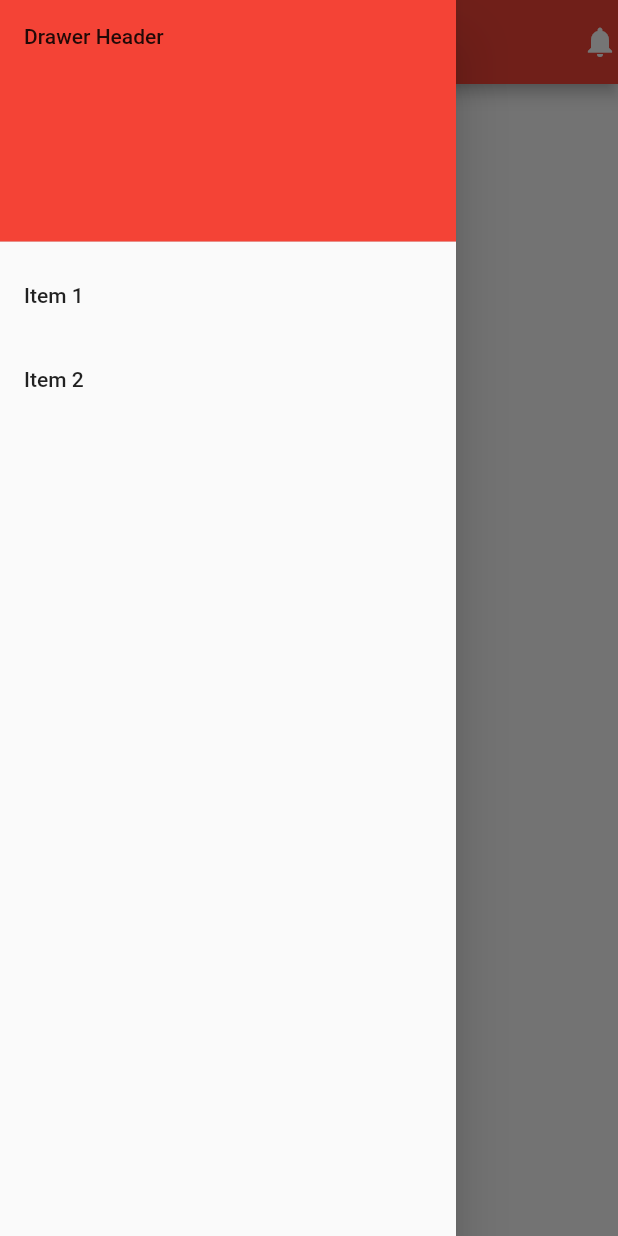
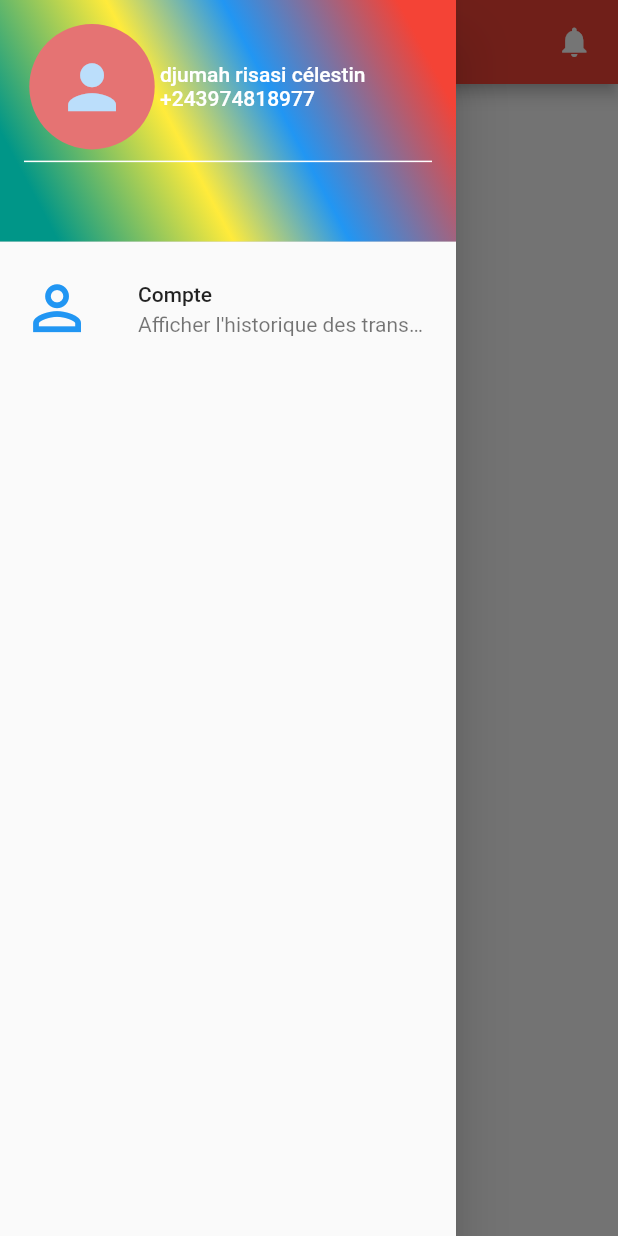
Before and after one commit to djumah-celestin/My-Airtel-Ui-Designs-Clone, a Flutter app: the screen it shows after launch, with the side drawer open, on a phone screen of 412 x 824 dp. Run offline on Flutter 3.47's test engine with Material 2 defaults, Android fonts, the light colour scheme and no system bars; our stand-ins replace flutter_screenutil; project files that could hold a hidden picture were left out.

Commit message:
Drawer implementation

```diff
--- a/lib/main.dart
+++ b/lib/main.dart
@@ -1,11 +1,14 @@
 import 'package:flutter/material.dart';
+import 'package:flutter_screenutil/flutter_screenutil.dart';
 
 void main() => runApp(MyAirtel());
 
 class MyAirtel extends StatelessWidget {
   @override
   Widget build(BuildContext context) {
-    return MaterialApp(
+    return ScreenUtilInit(
+      designSize: Size(360, 690),
+      builder: () => MaterialApp(
         debugShowCheckedModeBanner: false,
         title: 'My Airtel',
         theme: ThemeData(
@@ -17,14 +20,82 @@ class MyAirtel extends StatelessWidget {
               // Important: Remove any padding from the ListView.
               padding: EdgeInsets.zero,
               children: <Widget>[
+                Column(
+                  children: [
                     DrawerHeader(
                       decoration: BoxDecoration(
-                  color: Colors.red,
+                          gradient: LinearGradient(
+                        begin: Alignment.topRight,
+                        end: Alignment.bottomLeft,
+                        stops: [0.1, 0.4, 0.6, 0.9],
+                        colors: [
+                          Colors.red,
+                          Colors.blue,
+                          Colors.yellow,
+                          Colors.teal,
+                        ],
+                      )),
+                      child: Column(
+                        crossAxisAlignment: CrossAxisAlignment.start,
+                        children: [
+                          Row(
+                            children: [
+                              Expanded(
+                                flex: 1,
+                                child: CircleAvatar(
+                                  backgroundColor: Colors.red[300],
+                                  child: Icon(
+                                    Icons.person,
+                                    size: ScreenUtil().setHeight(40),
                                   ),
-                child: Text('Drawer Header'),
+                                  maxRadius: ScreenUtil().setHeight(35.0),
                                 ),
-              ListTile(
-                title: Text('Item 1'),
+                              ),
+                              Expanded(
+                                  flex: 2,
+                                  child: Column(
+                                    crossAxisAlignment:
+                                        CrossAxisAlignment.start,
+                                    mainAxisAlignment:
+                                        MainAxisAlignment.spaceBetween,
+                                    children: [
+                                      Text("djumah risasi célestin",
+                                          style: TextStyle(
+                                            color: Colors.white,
+                                          )),
+                                      Text("+243974818977",
+                                          style: TextStyle(
+                                            color: Colors.white,
+                                          )),
+                                    ],
+                                  ))
+                            ],
+                          ),
+                          Divider(
+                            thickness: 1.0,
+                            color: Colors.white,
+                          )
+                        ],
+                      ),
+                    ),
+                    Row(
+                      children: [
+                        Expanded(
+                            flex: 1,
+                            child: Icon(
+                              Icons.person_outline_sharp,
+                              size: ScreenUtil().setHeight(40),
+                              color: Colors.blue,
+                            )),
+                        Expanded(
+                          flex: 3,
+                          child: ListTile(
+                            title: Text('Compte', style: TextStyle(),),
+                            subtitle: Text(
+                              "Afficher l'historique des transactions",
+                              overflow: TextOverflow.ellipsis,
+                              maxLines: 1,
+                            ),
                             onTap: () {
                               // Update the state of the app
                               // ...
@@ -32,26 +103,28 @@ class MyAirtel extends StatelessWidget {
                               Navigator.pop(context);
                             },
                           ),
-              ListTile(
-                title: Text('Item 2'),
-                onTap: () {
-                  // Update the state of the app
-                  // ...
-                  // Then close the drawer
-                  Navigator.pop(context);
-                },
+                        ),
+                      ],
+                    )
+                  ],
                 ),
               ],
             ),
           ),
           appBar: AppBar(
             title: Text('airtel', style: TextStyle(fontFamily: "Aclonica")),
-          actions: [Icon(Icons.notifications)],
+            actions: [
+              Icon(Icons.notifications),
+              SizedBox(
+                width: ScreenUtil().setWidth(15.0),
+              )
+            ],
           ),
           body: Center(
             child: Text('My Airtel RDC Clone'),
           ),
         ),
+      ),
     );
   }
 }
```
Also changed, not shown: assets/images/Airtel-Logo.jpg (added). Lines whose indentation alone changed are shown as unchanged.
